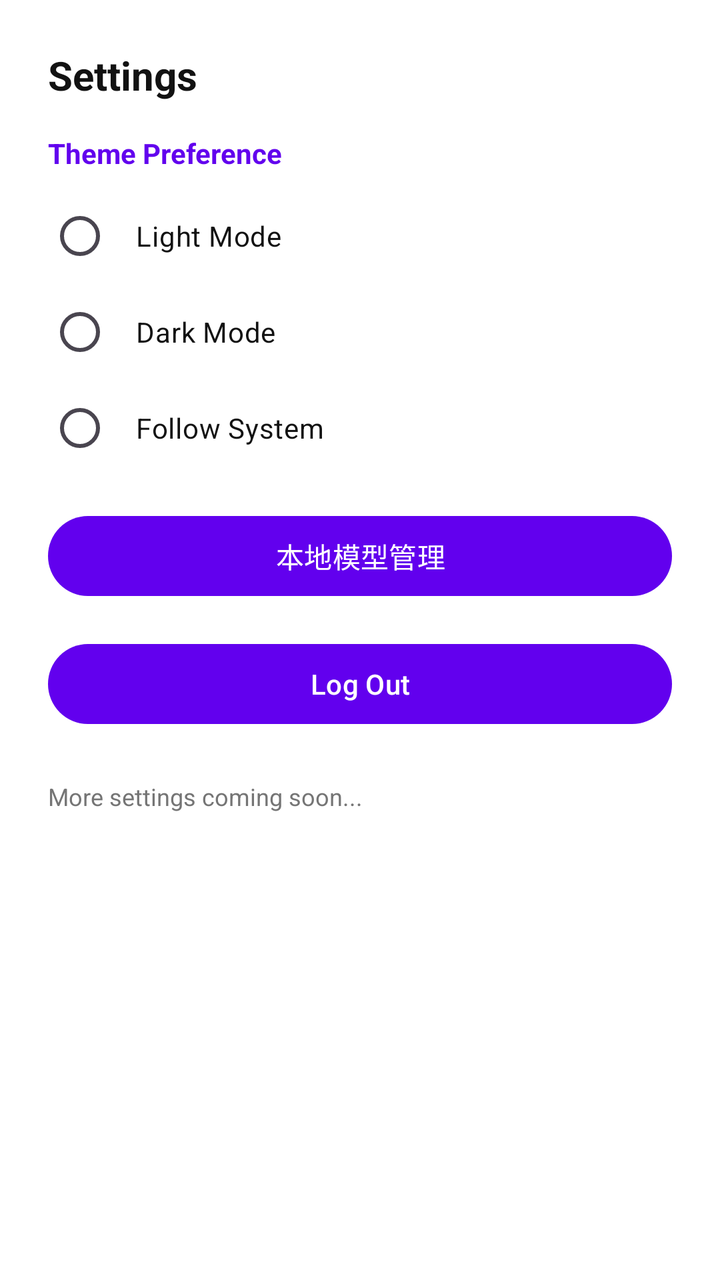
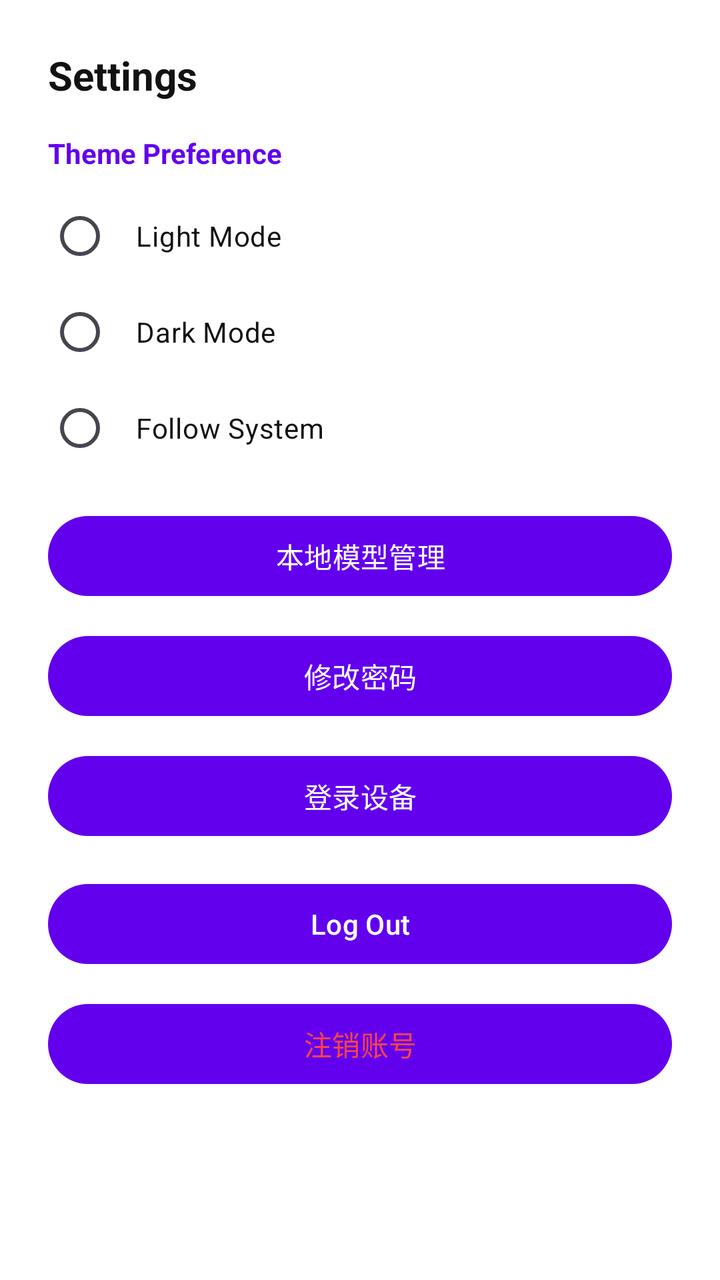

An Android layout rendered at two revisions. The XML below is the earlier revision; the diff shows what the commit changed to produce the second picture.
<!-- AndroidManifest.xml: application theme Theme.Persona -->
<!-- res/layout/dialog_settings.xml -->
<?xml version="1.0" encoding="utf-8"?>
<LinearLayout xmlns:android="http://schemas.android.com/apk/res/android"
    android:layout_width="match_parent"
    android:layout_height="wrap_content"
    android:background="@color/card_background"
    android:orientation="vertical"
    android:padding="24dp">

    <TextView
        android:layout_width="wrap_content"
        android:layout_height="wrap_content"
        android:layout_marginBottom="16dp"
        android:text="Settings"
        android:textColor="@color/text_primary"
        android:textSize="20sp"
        android:textStyle="bold" />

    <TextView
        android:layout_width="wrap_content"
        android:layout_height="wrap_content"
        android:layout_marginBottom="8dp"
        android:text="Theme Preference"
        android:textColor="@color/primary_purple"
        android:textStyle="bold" />

    <RadioGroup
        android:id="@+id/radioGroupTheme"
        android:layout_width="match_parent"
        android:layout_height="wrap_content">

        <RadioButton
            android:id="@+id/rbLight"
            android:layout_width="match_parent"
            android:layout_height="wrap_content"
            android:padding="12dp"
            android:text="Light Mode"
            android:textColor="@color/text_primary" />

        <RadioButton
            android:id="@+id/rbDark"
            android:layout_width="match_parent"
            android:layout_height="wrap_content"
            android:padding="12dp"
            android:text="Dark Mode"
            android:textColor="@color/text_primary" />

        <RadioButton
            android:id="@+id/rbSystem"
            android:layout_width="match_parent"
            android:layout_height="wrap_content"
            android:padding="12dp"
            android:text="Follow System"
            android:textColor="@color/text_primary" />
    </RadioGroup>

    <Button
        android:id="@+id/btnModelManager"
        android:layout_width="match_parent"
        android:layout_height="wrap_content"
        android:layout_marginTop="16dp"
        android:text="&#26412;&#22320;&#27169;&#22411;&#31649;&#29702;" />

    <Button
        android:id="@+id/btnLogout"
        android:layout_width="match_parent"
        android:layout_height="wrap_content"
        android:layout_marginTop="16dp"
        android:text="Log Out" />

    <TextView
        android:layout_width="wrap_content"
        android:layout_height="wrap_content"
        android:layout_marginTop="24dp"
        android:text="More settings coming soon..."
        android:textColor="@color/text_secondary"
        android:textSize="12sp" />

</LinearLayout>
<!-- resources referenced by this layout -->
<resources>
  <color name="card_background">#FFFFFF</color>
  <color name="primary_purple">#6200EE</color>
  <color name="text_primary">#121212</color>
  <color name="text_secondary">#757575</color>
  <style name="Theme.Persona" parent="Base.Theme.Persona" />
  <style name="Base.Theme.Persona" parent="Theme.Material3.DayNight.NoActionBar">
          
          <item name="colorPrimary">@color/primary_purple</item>
          <item name="android:statusBarColor">@color/app_background</item>
          <item name="android:windowBackground">@color/app_background</item>
      </style>
  <color name="app_background">#F5F5F5</color>
</resources>

<!-- the commit's change to res/layout/dialog_settings.xml (unified diff, before → after) -->
@@ -61,18 +61,32 @@
         android:text="&#26412;&#22320;&#27169;&#22411;&#31649;&#29702;" />
 
     <Button
+        android:id="@+id/btnChangePassword"
+        android:layout_width="match_parent"
+        android:layout_height="wrap_content"
+        android:layout_marginTop="12dp"
+        android:text="修改密码" />
+
+    <Button
+        android:id="@+id/btnSessions"
+        android:layout_width="match_parent"
+        android:layout_height="wrap_content"
+        android:layout_marginTop="12dp"
+        android:text="登录设备" />
+
+    <Button
         android:id="@+id/btnLogout"
         android:layout_width="match_parent"
         android:layout_height="wrap_content"
         android:layout_marginTop="16dp"
         android:text="Log Out" />
 
-    <TextView
-        android:layout_width="wrap_content"
+    <Button
+        android:id="@+id/btnDeleteAccount"
+        android:layout_width="match_parent"
         android:layout_height="wrap_content"
-        android:layout_marginTop="24dp"
-        android:text="More settings coming soon..."
-        android:textColor="@color/text_secondary"
-        android:textSize="12sp" />
+        android:layout_marginTop="12dp"
+        android:text="注销账号"
+        android:textColor="@android:color/holo_red_light" />
 
 </LinearLayout>
<!-- resource entries referenced after the edit -->
@@ -3,7 +3,6 @@
   <color name="card_background">#FFFFFF</color>
   <color name="primary_purple">#6200EE</color>
   <color name="text_primary">#121212</color>
-  <color name="text_secondary">#757575</color>
   <style name="Theme.Persona" parent="Base.Theme.Persona" />
   <style name="Base.Theme.Persona" parent="Theme.Material3.DayNight.NoActionBar">
           
